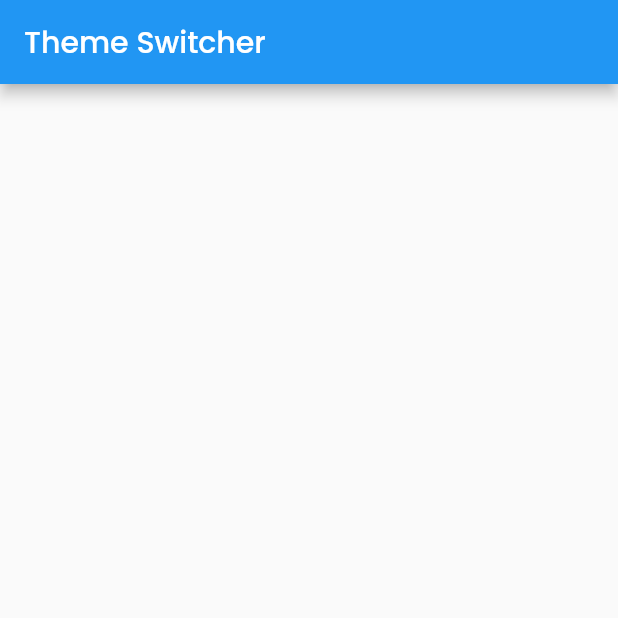
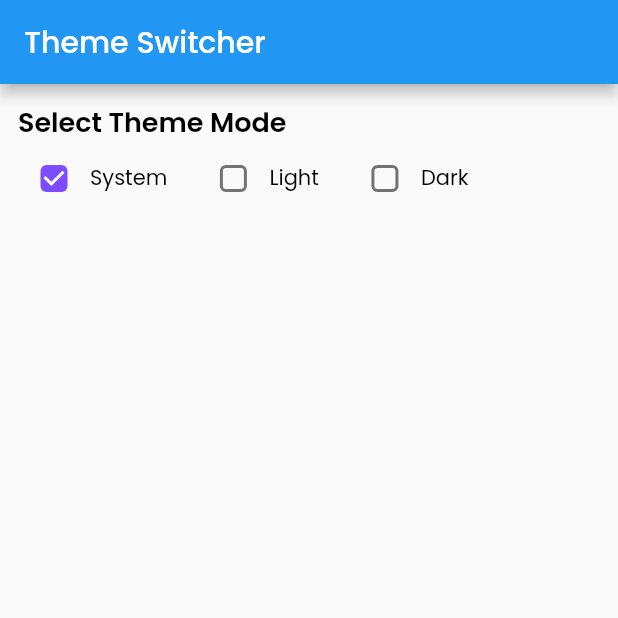
Before and after one commit to abhakhand/flutter-examples, a Flutter app: the screen it shows after launch, on a phone screen of 412 x 824 dp, the top half of it. Run offline on Flutter 3.47's test engine with Material 2 defaults, Android fonts, the light colour scheme and no system bars; our stand-ins replace bloc, flutter_bloc, hydrated_bloc; generated files the repository leaves out were written again.

Commit message:
feat(theme_switcher): switch theme mode ui

```diff
--- a/theme_switcher/lib/app/app.dart
+++ b/theme_switcher/lib/app/app.dart
@@ -17,6 +17,7 @@ class App extends StatelessWidget {
           return BlocBuilder<ThemeCubit, ThemeMode>(
             builder: (context, themeMode) {
               return MaterialApp(
+                debugShowCheckedModeBanner: false,
                 theme: AppThemes.lightTheme,
                 darkTheme: AppThemes.darkTheme,
                 themeMode: themeMode,
--- a/theme_switcher/lib/src/home/views/home_view.dart
+++ b/theme_switcher/lib/src/home/views/home_view.dart
@@ -1,5 +1,10 @@
 import 'package:flutter/material.dart';
+import 'package:flutter/services.dart';
+import 'package:flutter_bloc/flutter_bloc.dart';
 import 'package:theme_switcher/app/l10n/l10n.dart';
+import 'package:theme_switcher/src/core/presentation/theme/colors.dart';
+import 'package:theme_switcher/src/core/presentation/theme/themes.dart';
+import 'package:theme_switcher/src/theme/cubit/theme_cubit.dart';
 
 class HomeView extends StatelessWidget {
   const HomeView({super.key});
@@ -9,9 +14,95 @@ class HomeView extends StatelessWidget {
     final l10n = context.l10n;
 
     return Scaffold(
-      appBar: AppBar(
-        title: Text(l10n.homeAppBarTitle),
+      appBar: AppBar(title: Text(l10n.homeAppBarTitle)),
+      body: Padding(
+        padding: const EdgeInsets.all(12),
+        child: Column(
+          crossAxisAlignment: CrossAxisAlignment.stretch,
+          children: [
+            Text(
+              'Select Theme Mode',
+              style: Theme.of(context)
+                  .bodyLargePrimary
+                  .copyWith(fontWeight: FontWeight.w600),
+            ),
+            BlocBuilder<ThemeCubit, ThemeMode>(
+              builder: (context, themeMode) {
+                return Row(
+                  children: [
+                    ThemeModeTile(
+                      selected: themeMode == ThemeMode.system,
+                      label: 'System',
+                      onTap: () {
+                        context
+                            .read<ThemeCubit>()
+                            .themeModeChanged(ThemeMode.system);
+                      },
+                    ),
+                    const SizedBox(width: 20),
+                    ThemeModeTile(
+                      selected: themeMode == ThemeMode.light,
+                      label: 'Light',
+                      onTap: () {
+                        context
+                            .read<ThemeCubit>()
+                            .themeModeChanged(ThemeMode.light);
+                      },
+                    ),
+                    const SizedBox(width: 20),
+                    ThemeModeTile(
+                      selected: themeMode == ThemeMode.dark,
+                      label: 'Dark',
+                      onTap: () {
+                        context
+                            .read<ThemeCubit>()
+                            .themeModeChanged(ThemeMode.dark);
+                      },
+                    ),
+                  ],
+                );
+              },
+            ),
+          ],
+        ),
       ),
     );
   }
 }
+
+class ThemeModeTile extends StatelessWidget {
+  const ThemeModeTile({
+    required this.selected,
+    required this.label,
+    required this.onTap,
+    super.key,
+  });
+
+  final bool selected;
+  final String label;
+  final VoidCallback onTap;
+
+  @override
+  Widget build(BuildContext context) {
+    return Row(
+      mainAxisSize: MainAxisSize.min,
+      children: [
+        Checkbox(
+          value: selected,
+          activeColor: AppColors.primaryColor,
+          shape: RoundedRectangleBorder(
+            borderRadius: BorderRadius.circular(4),
+          ),
+          onChanged: (_) {
+            HapticFeedback.lightImpact();
+            onTap();
+          },
+        ),
+        Text(
+          label,
+          style: Theme.of(context).bodySmallPrimary,
+        ),
+      ],
+    );
+  }
+}
```
